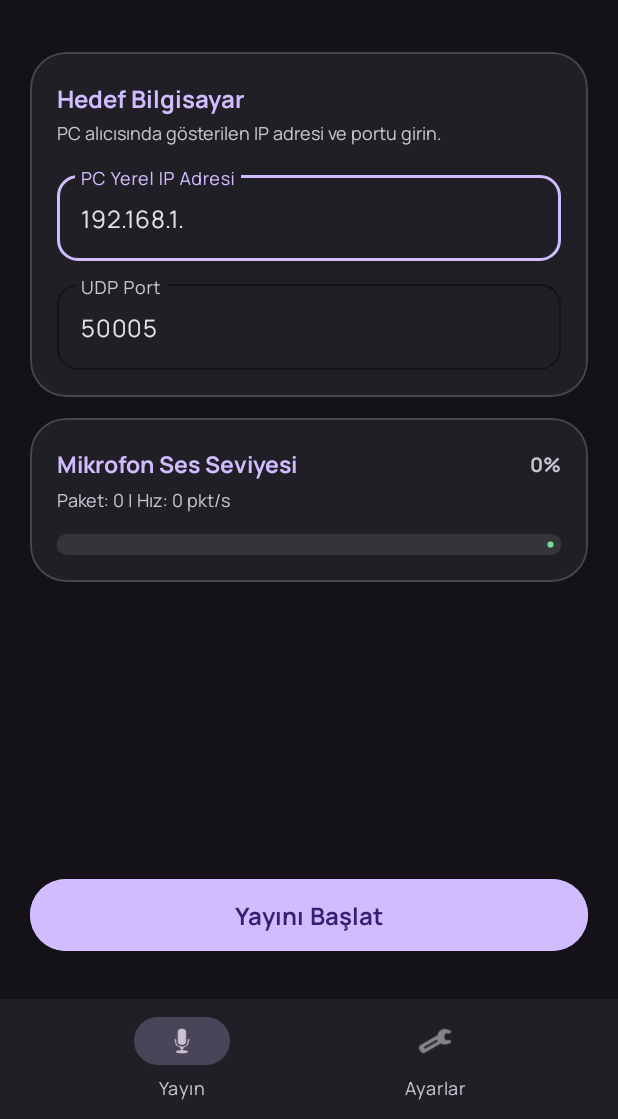
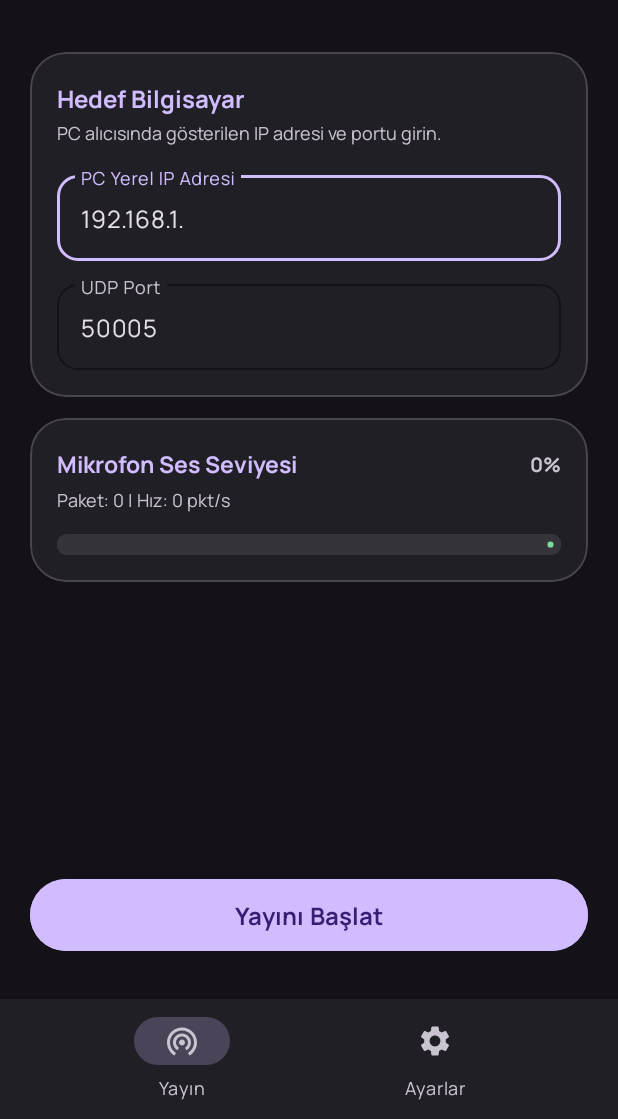
Before and after one commit to tokuthedev/mic2pc, an Android app: the screen it shows after launch (MainActivity), on a phone screen of 412 x 824 dp, the part 117-1236 px from its top. Run offline under Robolectric (Android 15) with nearby library versions, the phone set to English and light mode, and no system bars.

Commit message:
feat: integrate official Google Material Symbols Outlined icons (wifi_tethering, analytics, settings) with dynamic tinting and sizing

```diff
--- /dev/null
+++ b/android-app/app/src/main/res/drawable/ic_settings.xml
@@ -0,0 +1,9 @@
+<vector xmlns:android="http://schemas.android.com/apk/res/android"
+    android:width="24dp"
+    android:height="24dp"
+    android:viewportWidth="24"
+    android:viewportHeight="24">
+  <path
+      android:fillColor="#FFFFFFFF"
+      android:pathData="M19.14,12.94c0.04,-0.3 0.06,-0.61 0.06,-0.94 0,-0.32 -0.02,-0.64 -0.07,-0.94l2.03,-1.58c0.18,-0.14 0.23,-0.41 0.12,-0.61l-1.92,-3.32c-0.12,-0.22 -0.37,-0.29 -0.59,-0.22l-2.39,0.96c-0.5,-0.38 -1.03,-0.7 -1.62,-0.94l-0.36,-2.54c-0.04,-0.24 -0.24,-0.41 -0.48,-0.41h-3.84c-0.24,0 -0.43,0.17 -0.47,0.41l-0.36,2.54c-0.59,0.24 -1.13,0.57 -1.62,0.94l-2.39,-0.96c-0.22,-0.08 -0.47,0 -0.59,0.22L2.74,8.87c-0.12,0.21 -0.08,0.47 0.12,0.61l2.03,1.58c-0.05,0.3 -0.09,0.63 -0.09,0.94s0.02,0.64 0.07,0.94l-2.03,1.58c-0.18,0.14 -0.23,0.41 -0.12,0.61l1.92,3.32c0.12,0.22 0.37,0.29 0.59,0.22l2.39,-0.96c0.5,0.38 1.03,0.7 1.62,0.94l0.36,2.54c0.05,0.24 0.24,0.41 0.48,0.41h3.84c0.24,0 0.44,-0.17 0.47,-0.41l0.36,-2.54c0.59,-0.24 1.13,-0.56 1.62,-0.94l2.39,0.96c0.22,0.08 0.47,0 0.59,-0.22l1.92,-3.32c0.12,-0.22 0.07,-0.47 -0.12,-0.61l-2.01,-1.58zM12,15.6c-1.98,0 -3.6,-1.62 -3.6,-3.6s1.62,-3.6 3.6,-3.6 3.6,1.62 3.6,3.6 -1.62,3.6 -3.6,3.6z"/>
+</vector>
--- /dev/null
+++ b/android-app/app/src/main/res/drawable/ic_wifi_tethering.xml
@@ -0,0 +1,9 @@
+<vector xmlns:android="http://schemas.android.com/apk/res/android"
+    android:width="24dp"
+    android:height="24dp"
+    android:viewportWidth="24"
+    android:viewportHeight="24">
+  <path
+      android:fillColor="#FFFFFFFF"
+      android:pathData="M12,11c-1.1,0 -2,0.9 -2,2s0.9,2 2,2 2,-0.9 2,-2 -0.9,-2 -2,-2zM18,13c0,-3.31 -2.69,-6 -6,-6s-6,2.69 -6,6c0,2.22 1.21,4.15 3,5.19l1,-1.74c-1.19,-0.7 -2,-1.97 -2,-3.45 0,-2.21 1.79,-4 4,-4s4,1.79 4,4c0,1.48 -0.81,2.75 -2,3.45l1,1.74c1.79,-1.04 3,-2.97 3,-5.19zM12,3C6.48,3 2,7.48 2,13c0,3.7 2.01,6.92 4.99,8.65l1,-1.73C5.61,18.33 4,15.86 4,13c0,-4.41 3.59,-8 8,-8s8,3.59 8,8c0,2.86 -1.61,5.33 -3.99,6.92l1,1.73C19.99,19.92 22,16.7 22,13c0,-5.52 -4.48,-10 -10,-10z"/>
+</vector>
--- a/android-app/app/src/main/res/menu/bottom_nav_menu.xml
+++ b/android-app/app/src/main/res/menu/bottom_nav_menu.xml
@@ -2,10 +2,10 @@
 <menu xmlns:android="http://schemas.android.com/apk/res/android">
     <item
         android:id="@+id/nav_stream"
-        android:icon="@android:drawable/ic_btn_speak_now"
+        android:icon="@drawable/ic_wifi_tethering"
         android:title="Yayın" />
     <item
         android:id="@+id/nav_settings"
-        android:icon="@android:drawable/ic_menu_preferences"
+        android:icon="@drawable/ic_settings"
         android:title="Ayarlar" />
 </menu>
```
Also changed, not shown: android-app/app/src/main/res/drawable/ic_analytics.xml (added, +9 -0 lines), 5 other files.
